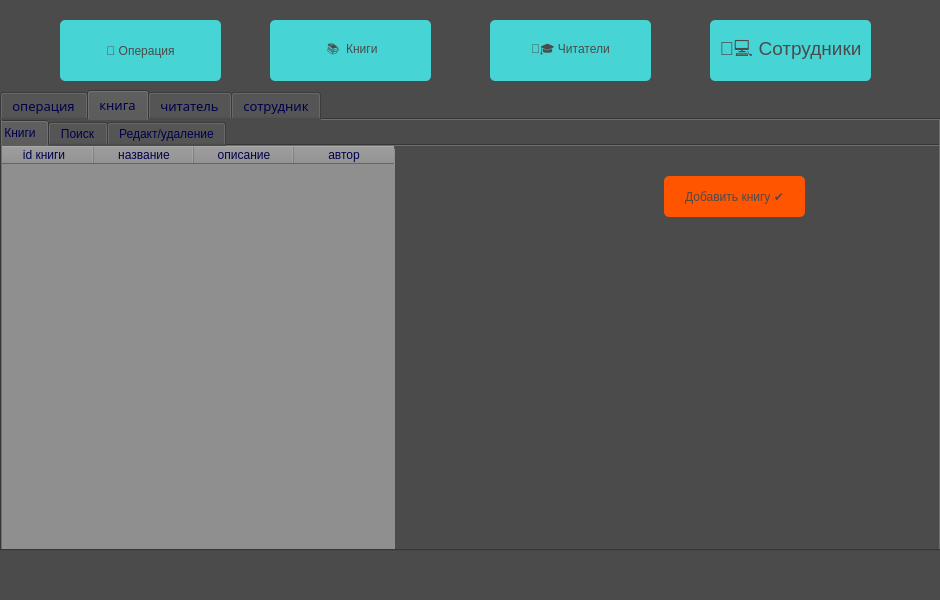
This is main.ui in aikarimovvw/Library_System-QtProject as Qt 5 draws it before an edit. The edited form follows.
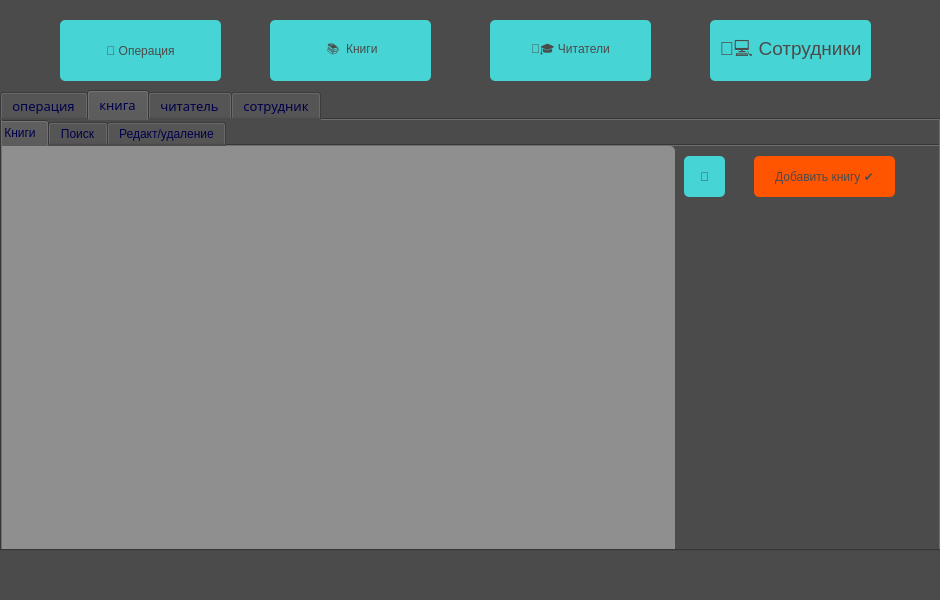
This is the edited form.

Commit message: main для запуска программы

The edit to the form file:
```diff
--- a/main.ui
+++ b/main.ui
@@ -434,45 +434,11 @@
        <attribute name="title">
         <string>Книги</string>
        </attribute>
-       <widget class="QTableWidget" name="tbl_wdgt_all_books_2">
-        <property name="geometry">
-         <rect>
-          <x>0</x>
-          <y>0</y>
-          <width>401</width>
-          <height>411</height>
-         </rect>
-        </property>
-        <property name="styleSheet">
-         <string notr="true">background-color: rgb(143, 143, 143);
-border-radius: 5px;</string>
-        </property>
-        <column>
-         <property name="text">
-          <string>id книги</string>
-         </property>
-        </column>
-        <column>
-         <property name="text">
-          <string>название</string>
-         </property>
-        </column>
-        <column>
-         <property name="text">
-          <string>описание</string>
-         </property>
-        </column>
-        <column>
-         <property name="text">
-          <string>автор</string>
-         </property>
-        </column>
-       </widget>
        <widget class="QPushButton" name="btn_add_book">
         <property name="geometry">
          <rect>
-          <x>670</x>
-          <y>30</y>
+          <x>760</x>
+          <y>10</y>
           <width>141</width>
           <height>41</height>
          </rect>
@@ -487,6 +453,39 @@
          <string>Добавить книгу ✔️</string>
         </property>
        </widget>
+       <widget class="QTableView" name="tbl_view_books">
+        <property name="geometry">
+         <rect>
+          <x>0</x>
+          <y>0</y>
+          <width>681</width>
+          <height>431</height>
+         </rect>
+        </property>
+        <property name="styleSheet">
+         <string notr="true">background-color: rgb(143, 143, 143);
+border-radius: 5px;</string>
+        </property>
+       </widget>
+       <widget class="QPushButton" name="btn_update_books">
+        <property name="geometry">
+         <rect>
+          <x>690</x>
+          <y>10</y>
+          <width>41</width>
+          <height>41</height>
+         </rect>
+        </property>
+        <property name="styleSheet">
+         <string notr="true">background-color: rgb(70, 212, 212);
+color: rgb(75, 75, 75);
+font: 14pt &quot;Segoe UI&quot;;
+border-radius: 5px;</string>
+        </property>
+        <property name="text">
+         <string>🔁</string>
+        </property>
+       </widget>
       </widget>
       <widget class="QWidget" name="tab_9">
        <attribute name="title">
```
Left out of the diff: 2 changed lines with no effect on the pictures.
